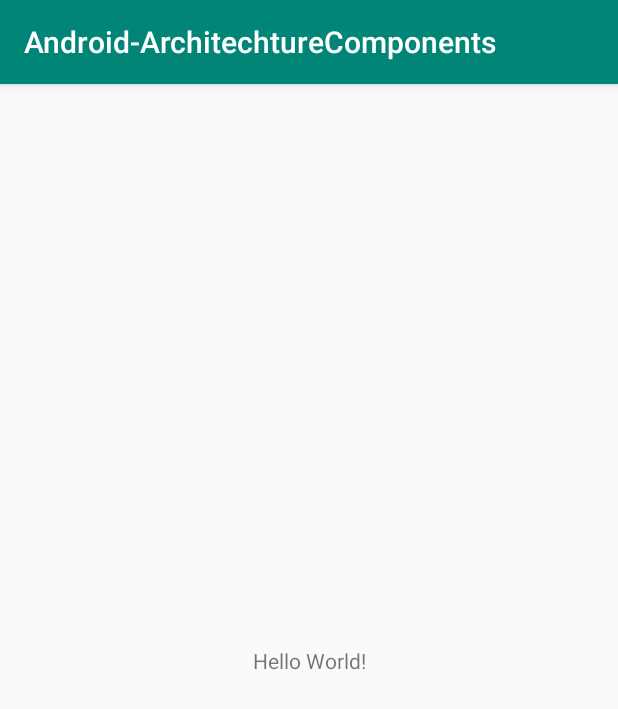
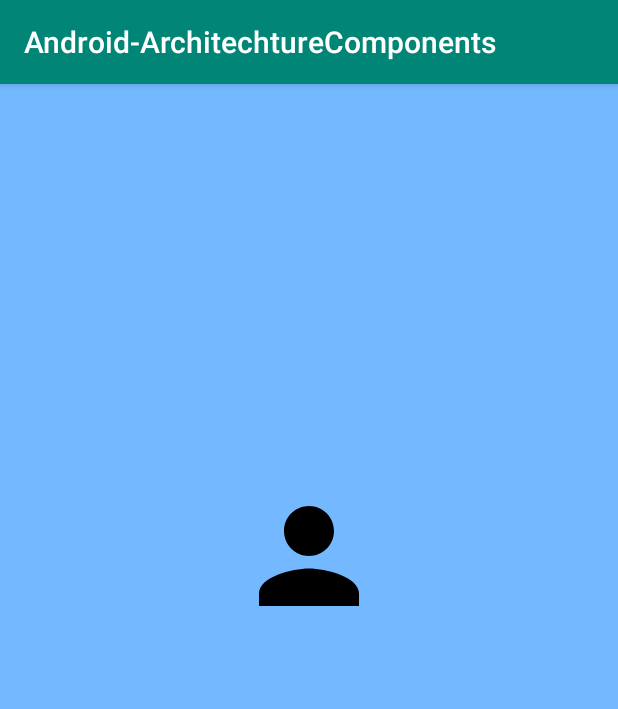
Before and after one commit to Semeruk/Android-ArchitechtureComponents, an Android app: the screen it shows after launch (MainActivity), on a phone screen of 412 x 824 dp. Shown: the top 709 px of the screen. Run offline under Robolectric (Android 15) with nearby library versions, the phone set to English and light mode, and no system bars; our stand-ins replace ButterKnife, Dagger/Hilt's generated code, Room's generated code; pictures from the network do not load.

```diff
--- a/app/src/main/AndroidManifest.xml
+++ b/app/src/main/AndroidManifest.xml
@@ -1,6 +1,8 @@
 <?xml version="1.0" encoding="utf-8"?>
 <manifest xmlns:android="http://schemas.android.com/apk/res/android"
     package="com.semeruk.architechturecomponents">
+
+    <uses-permission android:name="android.permission.INTERNET"/>
 
     <application
         android:name=".CustomApplication"
--- a/app/src/main/java/com/semeruk/architechturecomponents/CustomApplication.java
+++ b/app/src/main/java/com/semeruk/architechturecomponents/CustomApplication.java
@@ -3,6 +3,8 @@ package com.semeruk.architechturecomponents;
 import android.app.Activity;
 import android.app.Application;
 import android.content.Context;
+
+import com.semeruk.architechturecomponents.di.component.DaggerApplicationComponent;
 
 import javax.inject.Inject;
 
--- a/app/src/main/java/com/semeruk/architechturecomponents/data/AppDatabase.java
+++ b/app/src/main/java/com/semeruk/architechturecomponents/data/AppDatabase.java
@@ -8,7 +8,7 @@ import com.semeruk.architechturecomponents.data.dao.UserDao;
 import com.semeruk.architechturecomponents.data.entity.User;
 import com.semeruk.architechturecomponents.data.util.DateConverter;
 
-@Database(entities = {User.class}, version = 1)
+@Database(entities = {User.class}, version = 1, exportSchema = false)
 @TypeConverters(DateConverter.class)
 public abstract class AppDatabase extends RoomDatabase {
 
--- a/app/src/main/java/com/semeruk/architechturecomponents/data/entity/User.java
+++ b/app/src/main/java/com/semeruk/architechturecomponents/data/entity/User.java
@@ -1,6 +1,7 @@
 package com.semeruk.architechturecomponents.data.entity;
 
 import android.arch.persistence.room.Entity;
+import android.arch.persistence.room.Ignore;
 import android.arch.persistence.room.PrimaryKey;
 import android.support.annotation.NonNull;
 
@@ -43,6 +44,7 @@ public class User {
 
     private Date lastRefresh;
 
+    @Ignore
     public User() {
     }
 
--- a/app/src/main/java/com/semeruk/architechturecomponents/di/component/ApplicationComponent.java
+++ b/app/src/main/java/com/semeruk/architechturecomponents/di/component/ApplicationComponent.java
@@ -11,11 +11,10 @@ import javax.inject.Singleton;
 
 import dagger.BindsInstance;
 import dagger.Component;
+import dagger.android.support.AndroidSupportInjectionModule;
 
 @Singleton
-@Component( modules = {
-        ActivityModule.class, FragmentModule.class, ApplicationModule.class
-})
+@Component(modules={AndroidSupportInjectionModule.class, ActivityModule.class, FragmentModule.class, ApplicationModule.class})
 public interface ApplicationComponent {
 
     @Component.Builder
@@ -25,5 +24,5 @@ public interface ApplicationComponent {
         ApplicationComponent build();
     }
 
-    void inject(CustomApplication customApplication);
+    void inject(CustomApplication application);
 }
--- a/app/src/main/java/com/semeruk/architechturecomponents/di/module/FragmentModule.java
+++ b/app/src/main/java/com/semeruk/architechturecomponents/di/module/FragmentModule.java
@@ -1,4 +1,6 @@
 package com.semeruk.architechturecomponents.di.module;
+
+import com.semeruk.architechturecomponents.ui.fragment.UserProfileFragment;
 
 import dagger.Module;
 import dagger.android.ContributesAndroidInjector;
--- a/app/src/main/java/com/semeruk/architechturecomponents/ui/MainActivity.java
+++ b/app/src/main/java/com/semeruk/architechturecomponents/ui/MainActivity.java
@@ -1,15 +1,55 @@
 package com.semeruk.architechturecomponents.ui;
 
+import android.support.v4.app.Fragment;
 import android.support.v7.app.AppCompatActivity;
 import android.os.Bundle;
 
 import com.semeruk.architechturecomponents.R;
+import com.semeruk.architechturecomponents.ui.fragment.UserProfileFragment;
 
-public class MainActivity extends AppCompatActivity {
+import javax.inject.Inject;
+
+import dagger.android.AndroidInjection;
+import dagger.android.DispatchingAndroidInjector;
+import dagger.android.support.HasSupportFragmentInjector;
+
+public class MainActivity extends AppCompatActivity implements HasSupportFragmentInjector {
+
+    @Inject
+    DispatchingAndroidInjector<Fragment> dispatchingAndroidInjector;
+
+    private static String USER_LOGIN = "JakeWharton";
 
     @Override
     protected void onCreate(Bundle savedInstanceState) {
         super.onCreate(savedInstanceState);
         setContentView(R.layout.activity_main);
+
+        this.configureDagger();
+        this.showFragment(savedInstanceState);
+    }
+
+    @Override
+    public DispatchingAndroidInjector<Fragment> supportFragmentInjector() {
+        return dispatchingAndroidInjector;
+    }
+
+    private void showFragment(Bundle savedInstanceState){
+        if (savedInstanceState == null) {
+
+            UserProfileFragment fragment = new UserProfileFragment();
+
+            Bundle bundle = new Bundle();
+            bundle.putString(UserProfileFragment.UID_KEY, USER_LOGIN);
+            fragment.setArguments(bundle);
+
+            getSupportFragmentManager().beginTransaction()
+                    .add(R.id.fragment_container, fragment, null)
+                    .commit();
+        }
+    }
+
+    private void configureDagger(){
+        AndroidInjection.inject(this);
     }
 }
--- a/app/src/main/res/layout/activity_main.xml
+++ b/app/src/main/res/layout/activity_main.xml
@@ -1,18 +1,7 @@
 <?xml version="1.0" encoding="utf-8"?>
-<android.support.constraint.ConstraintLayout xmlns:android="http://schemas.android.com/apk/res/android"
-    xmlns:app="http://schemas.android.com/apk/res-auto"
-    xmlns:tools="http://schemas.android.com/tools"
+<FrameLayout xmlns:android="http://schemas.android.com/apk/res/android"
+    android:id="@+id/fragment_container"
     android:layout_width="match_parent"
     android:layout_height="match_parent"
-    tools:context=".ui.MainActivity">
-
-    <TextView
-        android:layout_width="wrap_content"
-        android:layout_height="wrap_content"
-        android:text="Hello World!"
-        app:layout_constraintBottom_toBottomOf="parent"
-        app:layout_constraintLeft_toLeftOf="parent"
-        app:layout_constraintRight_toRightOf="parent"
-        app:layout_constraintTop_toTopOf="parent" />
-
-</android.support.constraint.ConstraintLayout>
+    android:orientation="vertical">
+</FrameLayout>
--- a/app/src/main/res/layout/fragment_user_profile.xml
+++ b/app/src/main/res/layout/fragment_user_profile.xml
@@ -6,7 +6,7 @@
     android:background="#74b9ff"
     android:orientation="vertical"
     android:gravity="center"
-    tools:context=".UserProfileFragment">
+    tools:context=".ui.fragment.UserProfileFragment">
 
     <RelativeLayout
         android:layout_width="wrap_content"
```
